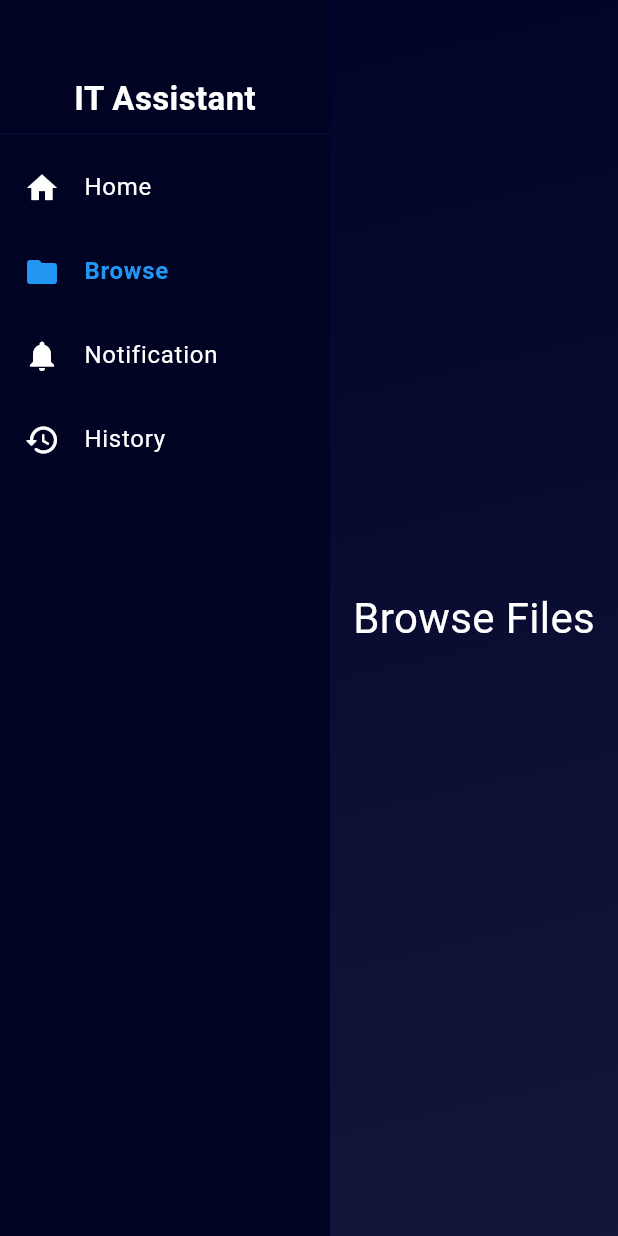
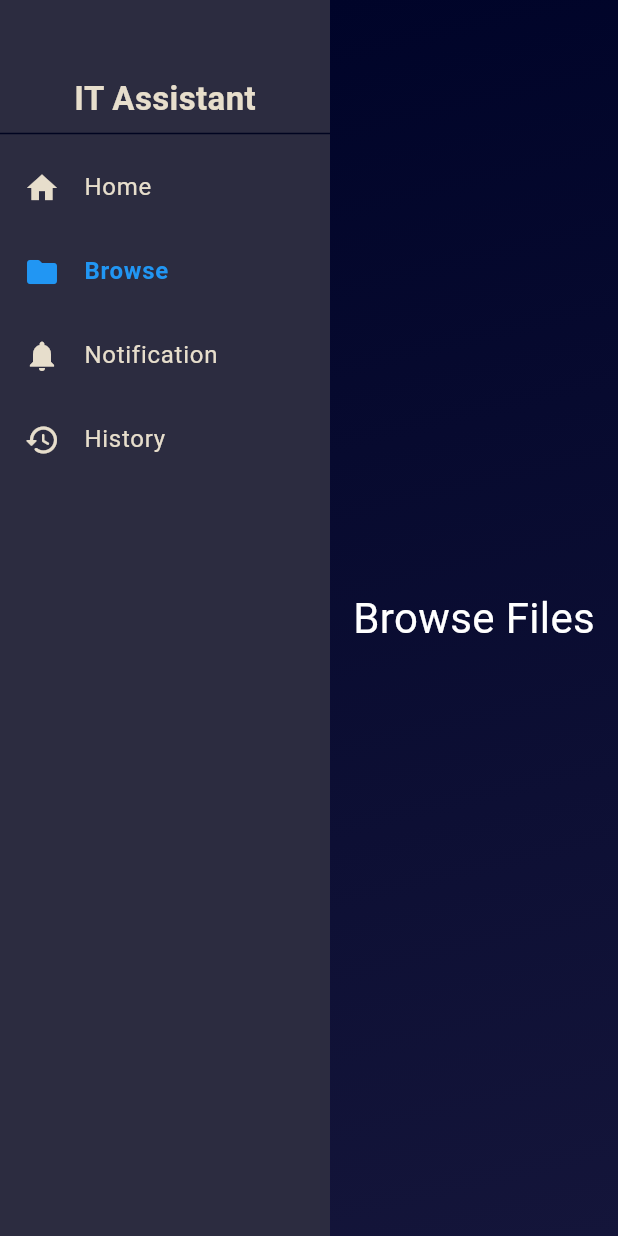
Before and after one commit to SentientLabsCo/it_Agent, a Flutter app: the MainScreen screen opened directly, after a tap on "Browse", on a phone screen of 412 x 824 dp. Run offline on Flutter 3.47's test engine with Material 3 defaults, Android fonts, the light colour scheme and no system bars; our stand-ins replace animated_text_kit.

Commit message:
Changed the layout of the Chat Input bar. Fixed some bugs

```diff
--- a/FrontEnd/lib/screens/home_view.dart
+++ b/FrontEnd/lib/screens/home_view.dart
@@ -1,8 +1,29 @@
 import 'package:flutter/material.dart';
+import 'package:it_agent/utils/colors.dart';
+import 'package:it_agent/widgets/chat_input_bar.dart';
 
-class HomeView extends StatelessWidget {
+class HomeView extends StatefulWidget {
   const HomeView({super.key});
 
+  @override
+  State<HomeView> createState() => _HomeViewState();
+}
+
+class _HomeViewState extends State<HomeView> {
+  final TextEditingController _textEditingController = TextEditingController();
+  final List<Map<String, String>> _messages = [];
+
+  void _sendMessage() {
+    final text = _textEditingController.text.trim();
+    if (text.isEmpty) return;
+
+    setState(() {
+      _messages.add({"role": "user", "message": text});
+      _messages.add({"role": "bot", "message": "You said: $text"});
+    });
+
+    _textEditingController.clear();
+  }
 
   @override
   Widget build(BuildContext context) {
@@ -13,21 +34,70 @@ class HomeView extends StatelessWidget {
       'check proxy',
       'check System health',
       'check active printers',
-      'check active tickets'
+      'check active tickets',
     ];
 
-    return Container(
-      padding: const EdgeInsets.all(24),
-      color: const Color(0xFF101020),
-      child: Column(
-        crossAxisAlignment: CrossAxisAlignment.start,
+    return Scaffold(
+      backgroundColor: backgroundColor,
+      body: Column(
         children: [
-          Text(
-            greeting,
-            style: const TextStyle(fontSize: 24, color: Colors.white70),
+          const Spacer(),
+          Expanded(
+            flex: 2,
+            child: Column(
+              //crossAxisAlignment: CrossAxisAlignment.start,
+              mainAxisAlignment: MainAxisAlignment.center,
+              children: [
+                Text(
+                  greeting,
+                  style: const TextStyle(fontSize: 35, color: Colors.white70),
+                ),
+                const SizedBox(height: 8),
+                const Text(
+                  "What can i help you with today?",
+                  style: TextStyle(
+                    fontSize: 30,
+                    color: fontColor,
+                    fontWeight: FontWeight.bold,
+                  ),
+                ),
+                const SizedBox(height: 32),
+
+                //Suggestion Chips
+                Wrap(
+                  spacing: 12,
+                  runSpacing: 12,
+                  children: suggestions
+                      .map(
+                        (suggestion) => ActionChip(
+                          label: Text(
+                            suggestion,
+                            style: const TextStyle(color: Colors.white),
+                          ),
+                          backgroundColor: chipColor,
+                          onPressed: () {},
+                          padding: const EdgeInsets.symmetric(
+                            horizontal: 16,
+                            vertical: 10,
+                          ),
+                          shape: RoundedRectangleBorder(
+                            borderRadius: BorderRadius.circular(20),
+                          ),
+                        ),
+                      )
+                      .toList(),
+                ),
+                const Spacer(),
+                  Padding(
+                    padding: const EdgeInsets.fromLTRB(35, 16, 35, 40),
+                    child: ChatInputBar(
+                      textController: _textEditingController,
+                      onSend: _sendMessage,
+                    ),
+                  ),
+              ],
+            ),
           ),
-          const SizedBox(height: 8),
-
         ],
       ),
     );
@@ -36,15 +106,15 @@ class HomeView extends StatelessWidget {
   String getGreetings() {
     final hour = DateTime.now().hour;
 
-    if(hour >= 4 && hour < 12){
+    if (hour >= 4 && hour < 12) {
       return "Good Morning!";
-    }else if(hour >= 12 && hour < 17){
+    } else if (hour >= 12 && hour < 17) {
       return "Good Afternoon!";
-    }else if(hour >= 17 && hour < 21){
+    } else if (hour >= 17 && hour < 21) {
       return "Good Evening!";
-    }else if(hour >= 21 && hour <= 23){
+    } else if (hour >= 21 && hour <= 23) {
       return "Good Night!";
-    }else{
+    } else {
       return "Hello!";
     }
   }
--- a/FrontEnd/lib/screens/login_screen.dart
+++ b/FrontEnd/lib/screens/login_screen.dart
@@ -31,7 +31,7 @@ class _LoginScreenState extends State<LoginScreen> {
   Widget build(BuildContext context) {
     return Scaffold(
       body: Container(
-        decoration: BoxDecoration(gradient: backgoundGradient),
+        decoration: BoxDecoration(gradient: backgroundGradient),
         child: Center(
           child: Column(
             mainAxisAlignment: MainAxisAlignment.center,
--- a/FrontEnd/lib/screens/main_screen.dart
+++ b/FrontEnd/lib/screens/main_screen.dart
@@ -28,19 +28,19 @@ class _MainScreenState extends State<MainScreen> {
           //Sidebar Area
           Container(
             width: 220,
-            color: const Color(0xFF000322),
+            color: drawerColor,
             child: Column(
               children: [
                 const SizedBox(height: 50),
                 const Text(
                   "IT Assistant",
                   style: TextStyle(
-                    color: Colors.white,
+                    color: fontColor,
                     fontSize: 22,
                     fontWeight: FontWeight.bold,
                   ),
                 ),
-                Divider(color: Color.fromRGBO(7, 12, 58, 1.0)),
+                Divider(color: backgroundColor),
                 _buildMenuItem(Icons.home, "Home", 0),
                 _buildMenuItem(Icons.folder_rounded, "Browse", 1),
                 _buildMenuItem(Icons.notifications, "Notification", 2),
@@ -51,7 +51,7 @@ class _MainScreenState extends State<MainScreen> {
           //Screen Area
           Expanded(
             child: Container(
-              decoration: BoxDecoration(gradient: backgoundGradient),
+              decoration: BoxDecoration(gradient: backgroundGradient),
               child: IndexedStack(
                 index: selectedIndex,
                 children: screens,
@@ -68,11 +68,11 @@ class _MainScreenState extends State<MainScreen> {
 
     return ListTile(
       hoverColor: Colors.blue,
-      leading: Icon(icon, color: isSelected ? Colors.blue : Colors.white,),
+      leading: Icon(icon, color: isSelected ? Colors.blue :fontColor,),
       title: Text(
         label,
         style: TextStyle(
-          color: isSelected ? Colors.blue : Colors.white,
+          color: isSelected ? Colors.blue : fontColor,
           fontWeight: isSelected ? FontWeight.bold : FontWeight.normal,
         ),
       ),
--- a/FrontEnd/lib/utils/colors.dart
+++ b/FrontEnd/lib/utils/colors.dart
@@ -2,10 +2,11 @@ import 'package:flutter/material.dart';
 
 const backgroundColor = Color.fromRGBO(0, 4, 32, 1.0);
 const Color buttonColor = Color(0xFF1A237E);
-const footerColor = Color.fromRGBO(26, 26, 26, 1);
-const secondaryBackgroundColor = Color.fromRGBO(46, 46, 46, 1);
+const chipColor = Color(0xFF2C2C40);
+const fontColor = Color(0xFFE7DECC);
+const drawerColor = Color(0xFF2C2C40);
 
-final backgoundGradient = LinearGradient(
+final backgroundGradient = LinearGradient(
   begin: Alignment.topLeft,
   end:  Alignment.bottomRight,
   colors: [
--- /dev/null
+++ b/FrontEnd/lib/widgets/chat_input_bar.dart
@@ -0,0 +1,85 @@
+import 'package:flutter/material.dart';
+
+class ChatInputBar extends StatefulWidget {
+  final TextEditingController textController;
+  final VoidCallback onSend;
+
+  const ChatInputBar({
+    super.key,
+    required this.textController,
+    required this.onSend,
+  });
+
+  @override
+  State<ChatInputBar> createState() => _ChatInputBarState();
+}
+
+class _ChatInputBarState extends State<ChatInputBar> {
+
+  static const dropDownItem = ['Quick Response', 'Detailed'];
+  String selectedValue = dropDownItem[0];
+
+  @override
+  Widget build(BuildContext context) {
+    return Container(
+      padding: const EdgeInsets.all(12),
+      decoration: BoxDecoration(
+        color: const Color(0xFF1A1A2E),
+        borderRadius: BorderRadius.circular(8),
+      ),
+      child: Column(
+        crossAxisAlignment: CrossAxisAlignment.start,
+        children: [
+          //Row for Text Input and buttons
+          Row(
+            children: [
+              // Text Input
+              Expanded(
+                child: TextField(
+                  controller: widget.textController,
+                  style: const TextStyle(color: Colors.white),
+                  decoration: const InputDecoration(
+                    hintText: "Message Copilot",
+                    hintStyle: TextStyle(color: Colors.white54),
+                    border: InputBorder.none,
+                  ),
+                  onSubmitted: (_) => widget.onSend(),
+                ),
+              ),
+              IconButton(
+                icon: const Icon(Icons.add, color: Colors.white),
+                onPressed: () {}, // Can later open attachments
+              ),
+              IconButton(
+                icon: const Icon(Icons.mic, color: Colors.white),
+                onPressed: () {}, // Voice input
+              ),
+            ]
+          ),
+          const SizedBox(height: 8),
+          //Dropdown for Response Type
+          DropdownButton<String>(
+            dropdownColor: const Color(0xFF1A1A2E),
+            value: selectedValue,
+            items: dropDownItem.map((item){
+              return DropdownMenuItem(
+                value: item,
+                child: Text(item, style: const TextStyle(color: Colors.white)),
+
+              );
+            }).toList(),
+            onChanged: (value){
+              if (value != null){
+                setState((){
+                  selectedValue = value;
+                });
+              }
+            },
+            underline: const SizedBox(),
+            iconEnabledColor: Colors.white,
+          )
+        ],
+      ),
+    );
+  }
+}
```
Also changed, not shown: FrontEnd/lib/main.dart (+5 -4 lines).
